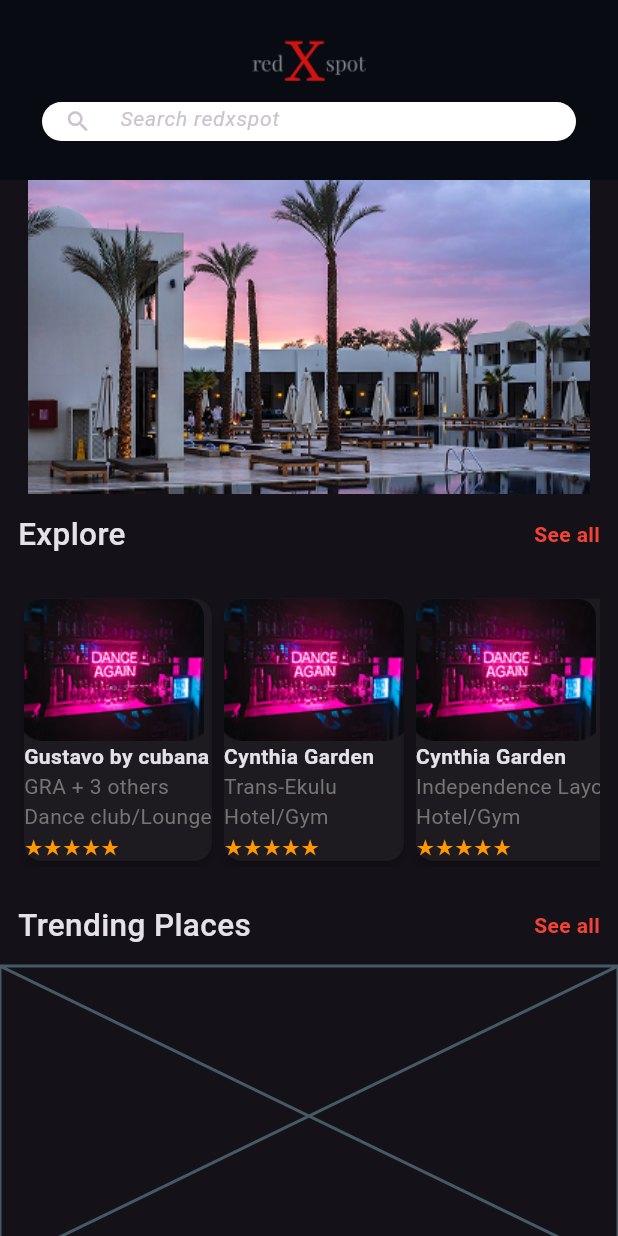
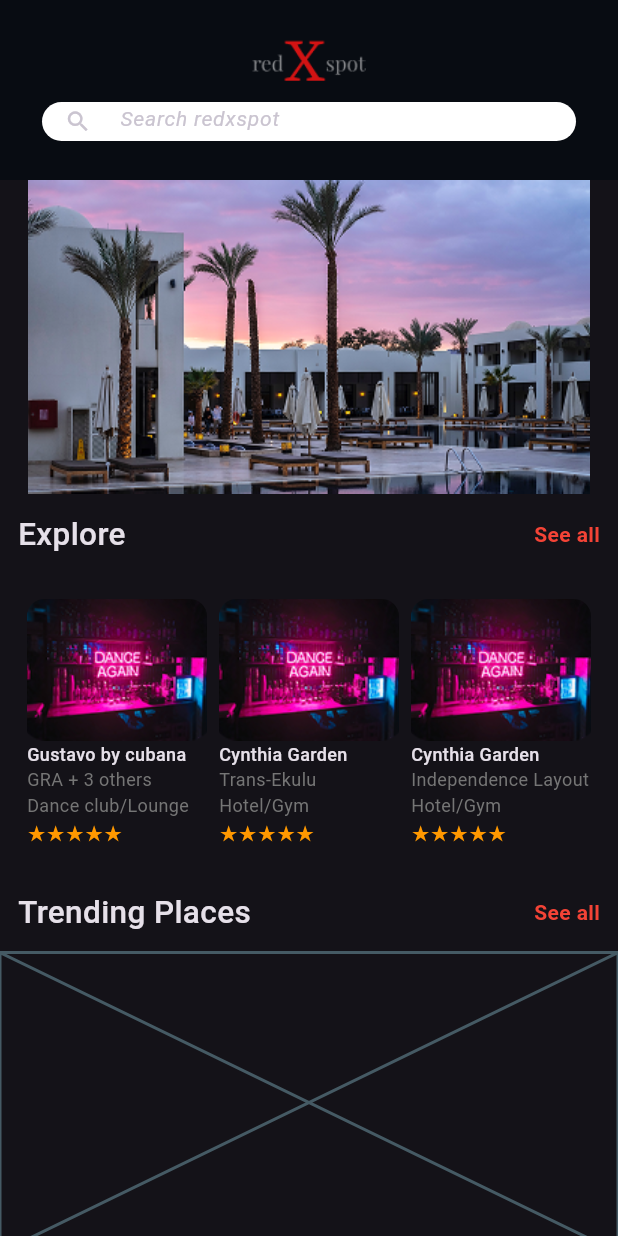
Before and after one commit to Akay74/Redxspot, a Flutter app: the screen it shows after launch, on a phone screen of 412 x 824 dp. Run offline on Flutter 3.47's test engine with Material 3 defaults, Android fonts, the phone set to English and light mode, and no system bars.

Commit message:
🔥 remove background color and elevation

```diff
--- a/lib/widgets/place_card.dart
+++ b/lib/widgets/place_card.dart
@@ -19,7 +19,8 @@ class PlaceCard extends StatelessWidget {
   @override
   Widget build(BuildContext context) {
     return Card(
-      elevation: 3,
+      elevation: 0,
+      color: Colors.transparent,
       child: Column(
         crossAxisAlignment: CrossAxisAlignment.start,
         children: [
@@ -37,9 +38,9 @@ class PlaceCard extends StatelessWidget {
           Column(
             crossAxisAlignment: CrossAxisAlignment.start,
             children: [
-              Text(title, style: TextStyle(fontWeight: FontWeight.bold)),
-              Text(location, style: TextStyle(color: Colors.grey[600])),
-              Text(subtitle, style: TextStyle(color: Colors.grey[600])),
+              Text(title, style: TextStyle(fontWeight: FontWeight.w500, fontSize: 12)),
+              Text(location, style: TextStyle(color: Colors.grey[600], fontSize: 12)),
+              Text(subtitle, style: TextStyle(color: Colors.grey[600], fontSize: 12)),
               Text(rating, style: TextStyle(color: Colors.orange)),
             ],
           ),
```
